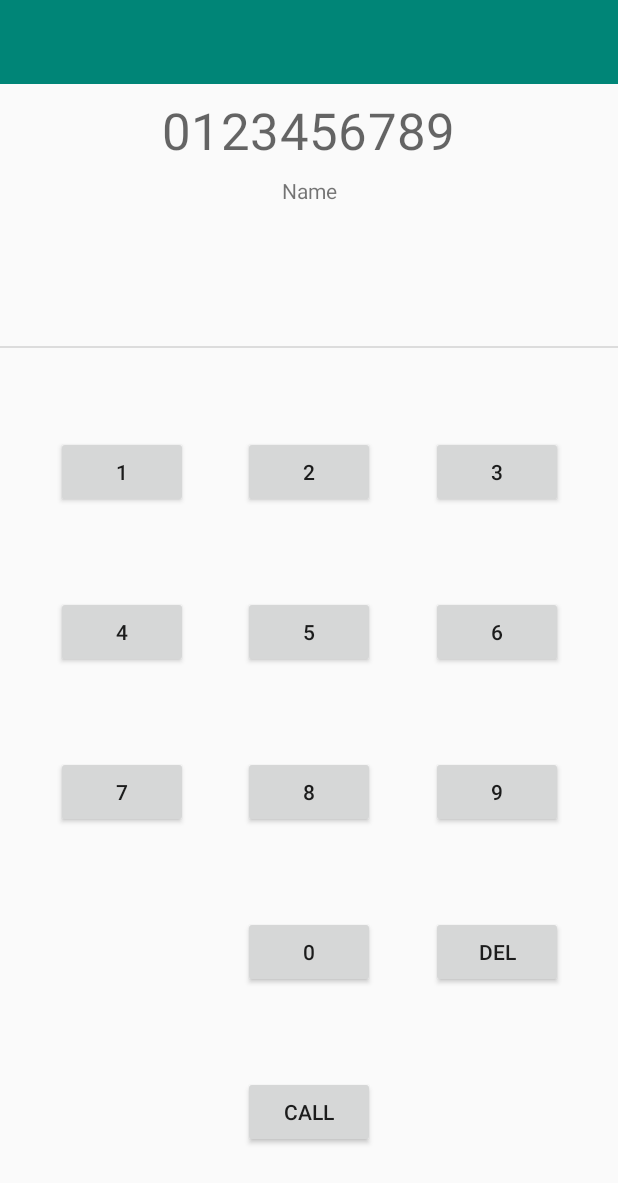
After one commit to beeete2/android-examples, an Android app: the layout activity_keypad.xml on its own in the app's theme, with its tools: preview values and no code run, on a phone screen of 412 x 824 dp. The commit adds this screen. Shown: the top 1183 px of the screen. Run offline under Robolectric (Android 15) with nearby library versions, the phone set to English and light mode, and no system bars.

Commit message:
add keypad activity

```diff
--- a/app/src/main/java/com/beeete2/android/examples/MainActivity.kt
+++ b/app/src/main/java/com/beeete2/android/examples/MainActivity.kt
@@ -15,6 +15,7 @@ import com.beeete2.android.examples.databinding.MenuItemBinding
 import com.beeete2.android.examples.ui.friends.FriendBarrierActivity
 import com.beeete2.android.examples.ui.friends.FriendFullyActivity
 import com.beeete2.android.examples.ui.friends.FriendMinHeightActivity
+import com.beeete2.android.examples.ui.keypad.KeypadActivity
 
 class MainActivity : AppCompatActivity() {
 
@@ -29,7 +30,8 @@ class MainActivity : AppCompatActivity() {
                 MenuItem("Friend", FriendSimplyActivity::class.java),
                 MenuItem("FriendFully", FriendFullyActivity::class.java),
                 MenuItem("FriendBarrierActivity", FriendBarrierActivity::class.java),
-                MenuItem("FriendMinHeightActivity", FriendMinHeightActivity::class.java)
+                MenuItem("FriendMinHeightActivity", FriendMinHeightActivity::class.java),
+                MenuItem("KeypadActivity", KeypadActivity::class.java)
             ))
         }
     }
--- a/app/src/main/java/com/beeete2/android/examples/di/AppComponent.kt
+++ b/app/src/main/java/com/beeete2/android/examples/di/AppComponent.kt
@@ -6,6 +6,7 @@ import com.beeete2.android.examples.ui.friends.FriendSimplyActivity
 import com.beeete2.android.examples.ui.friends.FriendBarrierActivity
 import com.beeete2.android.examples.ui.friends.FriendFullyActivity
 import com.beeete2.android.examples.ui.friends.FriendMinHeightActivity
+import com.beeete2.android.examples.ui.keypad.KeypadActivity
 import dagger.BindsInstance
 import dagger.Component
 import dagger.android.AndroidInjector
@@ -20,7 +21,8 @@ import javax.inject.Singleton
         FriendSimplyActivity.FriendActivityModule::class,
         FriendFullyActivity.FriendFullyActivityModule::class,
         FriendBarrierActivity.FriendBarrierActivityModule::class,
-        FriendMinHeightActivity.FriendMinHeightActivityModule::class
+        FriendMinHeightActivity.FriendMinHeightActivityModule::class,
+        KeypadActivity.KeypadActivityModule::class
     ]
 )
 interface AppComponent : AndroidInjector<App>  {
--- a/app/src/main/java/com/beeete2/android/examples/ext/LiveDataExt.kt
+++ b/app/src/main/java/com/beeete2/android/examples/ext/LiveDataExt.kt
@@ -13,4 +13,7 @@ inline fun <T> LiveData<T>.observeNonNull(
     })
 }
 
-fun <T> MutableLiveData<T>.distinctUntilChanged(): LiveData<T> = Transformations.distinctUntilChanged(this)
+fun <T> LiveData<T>.distinctUntilChanged(): LiveData<T> = Transformations.distinctUntilChanged(this)
+
+inline fun <X, Y> LiveData<X>.map(crossinline transformer: (X) -> Y): LiveData<Y> =
+    Transformations.map(this) { transformer(it) }
--- /dev/null
+++ b/app/src/main/res/layout/activity_keypad.xml
@@ -0,0 +1,324 @@
+<?xml version="1.0" encoding="utf-8"?>
+<layout xmlns:tools="http://schemas.android.com/tools"
+        xmlns:android="http://schemas.android.com/apk/res/android"
+        xmlns:app="http://schemas.android.com/apk/res-auto">
+
+    <data>
+        <import type="android.view.View" />
+        <variable
+                name="viewModel"
+                type="com.beeete2.android.examples.ui.keypad.KeypadViewModel"/>
+    </data>
+
+    <androidx.constraintlayout.widget.ConstraintLayout
+            android:layout_width="match_parent"
+            android:layout_height="match_parent"
+            tools:context=".ui.keypad.KeypadActivity"
+            android:id="@+id/constraintLayout6">
+
+
+        <androidx.constraintlayout.widget.ConstraintLayout
+                android:id="@+id/panel"
+                android:layout_width="0dp"
+                app:layout_constraintTop_toTopOf="parent"
+                app:layout_constraintStart_toStartOf="parent"
+                android:layout_height="0dp"
+                app:layout_constraintEnd_toEndOf="parent"
+                app:layout_constraintDimensionRatio="16:9">
+
+            <androidx.appcompat.widget.Toolbar
+                    android:id="@+id/toolbar"
+                    android:layout_width="match_parent"
+                    android:layout_height="wrap_content"
+                    android:background="?attr/colorPrimary"
+                    android:minHeight="?attr/actionBarSize"
+                    android:theme="@style/ThemeOverlay.AppCompat.Dark.ActionBar"
+                    app:layout_constraintTop_toTopOf="parent"
+                    app:layout_constraintStart_toStartOf="parent"/>
+
+            <View
+                    android:background="?android:attr/listDivider"
+                    android:layout_width="wrap_content"
+                    android:layout_height="1dp"
+                    app:layout_constraintStart_toStartOf="parent"
+                    app:layout_constraintBottom_toBottomOf="parent"/>
+
+            <androidx.constraintlayout.widget.Guideline
+                    android:orientation="vertical"
+                    android:layout_width="wrap_content"
+                    android:layout_height="wrap_content"
+                    app:layout_constraintGuide_begin="8dp"
+                    android:id="@+id/start_guideline"/>
+
+            <androidx.constraintlayout.widget.Guideline
+                    android:orientation="vertical"
+                    android:layout_width="wrap_content"
+                    android:layout_height="wrap_content"
+                    app:layout_constraintGuide_end="8dp"
+                    android:id="@+id/end_guideline"/>
+
+            <TextView
+                    android:layout_width="wrap_content"
+                    android:layout_height="wrap_content"
+                    android:id="@+id/numbers"
+                    android:text="@{viewModel.numbers}"
+                    app:layout_constraintStart_toStartOf="@+id/start_guideline"
+                    app:layout_constraintTop_toBottomOf="@+id/toolbar"
+                    app:layout_constraintEnd_toEndOf="@id/end_guideline"
+                    android:layout_marginTop="8dp"
+                    android:textAppearance="@style/TextAppearance.MaterialComponents.Headline4"
+                    tools:text="0123456789"/>
+
+            <TextView
+                    android:layout_width="wrap_content"
+                    android:layout_height="wrap_content"
+                    android:id="@+id/name"
+                    app:layout_constraintStart_toStartOf="@+id/start_guideline"
+                    app:layout_constraintEnd_toStartOf="@+id/end_guideline"
+                    android:layout_marginTop="8dp"
+                    app:layout_constraintTop_toBottomOf="@+id/numbers"
+                    tools:text="Name"/>
+        </androidx.constraintlayout.widget.ConstraintLayout>
+
+        <androidx.constraintlayout.widget.ConstraintLayout
+                android:layout_width="0dp"
+                android:layout_height="0dp"
+                app:layout_constraintStart_toStartOf="parent"
+                app:layout_constraintEnd_toEndOf="parent"
+                app:layout_constraintHorizontal_bias="0.0"
+                app:layout_constraintBottom_toBottomOf="parent"
+                app:layout_constraintTop_toBottomOf="@+id/panel">
+
+            <androidx.constraintlayout.widget.ConstraintLayout
+                    android:layout_width="0dp"
+                    android:layout_height="wrap_content"
+                    app:layout_constraintStart_toStartOf="parent"
+                    app:layout_constraintEnd_toEndOf="parent"
+                    app:layout_constraintHorizontal_bias="0.5"
+                    app:layout_constraintTop_toTopOf="parent"
+                    android:id="@+id/constraintLayout2"
+                    app:layout_constraintBottom_toTopOf="@+id/constraintLayout">
+
+                <Button
+                        android:text="1"
+                        android:layout_width="wrap_content"
+                        android:layout_height="wrap_content"
+                        android:id="@+id/button1"
+                        android:onClick="@{() -> viewModel.enterNumber1()}"
+                        app:layout_constraintTop_toTopOf="parent"
+                        app:layout_constraintBottom_toBottomOf="parent"
+                        app:layout_constraintStart_toStartOf="parent"
+                        app:layout_constraintEnd_toStartOf="@+id/button2"
+                        app:layout_constraintHorizontal_bias="0.5"/>
+
+                <Button
+                        android:text="2"
+                        android:layout_width="wrap_content"
+                        android:layout_height="wrap_content"
+                        android:id="@+id/button2"
+                        android:onClick="@{() -> viewModel.enterNumber2()}"
+                        app:layout_constraintTop_toTopOf="parent"
+                        app:layout_constraintBottom_toBottomOf="parent"
+                        app:layout_constraintEnd_toStartOf="@+id/button3"
+                        app:layout_constraintStart_toEndOf="@+id/button1"
+                        app:layout_constraintHorizontal_bias="0.5"/>
+
+                <Button
+                        android:text="3"
+                        android:layout_width="wrap_content"
+                        android:layout_height="wrap_content"
+                        android:id="@+id/button3"
+                        android:onClick="@{() -> viewModel.enterNumber3()}"
+                        app:layout_constraintTop_toTopOf="parent"
+                        app:layout_constraintEnd_toEndOf="parent"
+                        app:layout_constraintStart_toEndOf="@+id/button2"
+                        app:layout_constraintHorizontal_bias="0.5"/>
+            </androidx.constraintlayout.widget.ConstraintLayout>
+
+            <androidx.constraintlayout.widget.ConstraintLayout
+                    android:layout_width="0dp"
+                    android:layout_height="wrap_content"
+                    app:layout_constraintStart_toStartOf="parent"
+                    app:layout_constraintEnd_toEndOf="parent"
+                    app:layout_constraintHorizontal_bias="0.5"
+                    app:layout_constraintTop_toBottomOf="@+id/constraintLayout2"
+                    android:id="@+id/constraintLayout"
+                    app:layout_constraintBottom_toTopOf="@+id/constraintLayout3">
+
+                <Button
+                        android:text="4"
+                        android:layout_width="wrap_content"
+                        android:layout_height="wrap_content"
+                        android:id="@+id/button4"
+                        android:onClick="@{() -> viewModel.enterNumber4()}"
+                        app:layout_constraintTop_toTopOf="parent"
+                        app:layout_constraintBottom_toBottomOf="parent"
+                        app:layout_constraintStart_toStartOf="parent"
+                        app:layout_constraintEnd_toStartOf="@+id/button5"/>
+
+                <Button
+                        android:text="5"
+                        android:layout_width="wrap_content"
+                        android:layout_height="wrap_content"
+                        android:id="@+id/button5"
+                        android:onClick="@{() -> viewModel.enterNumber5()}"
+                        app:layout_constraintStart_toEndOf="@+id/button4"
+                        app:layout_constraintTop_toTopOf="parent"
+                        app:layout_constraintBottom_toBottomOf="parent"
+                        app:layout_constraintEnd_toStartOf="@+id/button6"/>
+
+                <Button
+                        android:text="6"
+                        android:layout_width="wrap_content"
+                        android:layout_height="wrap_content"
+                        android:id="@+id/button6"
+                        android:onClick="@{() -> viewModel.enterNumber6()}"
+                        app:layout_constraintStart_toEndOf="@+id/button5"
+                        app:layout_constraintEnd_toEndOf="parent"
+                        app:layout_constraintTop_toTopOf="parent"
+                        app:layout_constraintBottom_toBottomOf="parent"/>
+            </androidx.constraintlayout.widget.ConstraintLayout>
+
+            <androidx.constraintlayout.widget.ConstraintLayout
+                    android:layout_width="0dp"
+                    android:layout_height="wrap_content"
+                    app:layout_constraintTop_toBottomOf="@+id/constraintLayout"
+                    app:layout_constraintStart_toStartOf="parent"
+                    app:layout_constraintEnd_toEndOf="parent"
+                    android:id="@+id/constraintLayout3"
+                    app:layout_constraintHorizontal_bias="0.5"
+                    app:layout_constraintBottom_toTopOf="@+id/constraintLayout4">
+
+                <Button
+                        android:text="7"
+                        android:layout_width="wrap_content"
+                        android:layout_height="wrap_content"
+                        android:id="@+id/button7"
+                        android:onClick="@{() -> viewModel.enterNumber7()}"
+                        app:layout_constraintStart_toStartOf="parent"
+                        app:layout_constraintTop_toTopOf="parent"
+                        app:layout_constraintBottom_toBottomOf="parent"
+                        app:layout_constraintHorizontal_bias="0.5"
+                        app:layout_constraintEnd_toStartOf="@+id/button8"/>
+
+                <Button
+                        android:text="8"
+                        android:layout_width="wrap_content"
+                        android:layout_height="wrap_content"
+                        android:id="@+id/button8"
+                        android:onClick="@{() -> viewModel.enterNumber8()}"
+                        app:layout_constraintTop_toTopOf="parent"
+                        app:layout_constraintBottom_toBottomOf="parent"
+                        app:layout_constraintStart_toEndOf="@+id/button7"
+                        app:layout_constraintHorizontal_bias="0.5"
+                        app:layout_constraintEnd_toStartOf="@+id/button9"/>
+
+                <Button
+                        android:text="9"
+                        android:layout_width="wrap_content"
+                        android:layout_height="wrap_content"
+                        android:id="@+id/button9"
+                        android:onClick="@{() -> viewModel.enterNumber9()}"
+                        app:layout_constraintTop_toTopOf="parent"
+                        app:layout_constraintBottom_toBottomOf="parent"
+                        app:layout_constraintStart_toEndOf="@+id/button8"
+                        app:layout_constraintHorizontal_bias="0.5"
+                        app:layout_constraintEnd_toEndOf="parent"/>
+            </androidx.constraintlayout.widget.ConstraintLayout>
+
+            <androidx.constraintlayout.widget.ConstraintLayout
+                    android:layout_width="0dp"
+                    android:layout_height="wrap_content"
+                    app:layout_constraintTop_toBottomOf="@+id/constraintLayout3"
+                    app:layout_constraintStart_toStartOf="parent"
+                    app:layout_constraintEnd_toEndOf="parent"
+                    app:layout_constraintHorizontal_bias="0.5"
+                    android:id="@+id/constraintLayout4"
+                    app:layout_constraintBottom_toTopOf="@+id/constraintLayout5">
+
+                <Button
+                        android:layout_width="wrap_content"
+                        android:layout_height="wrap_content"
+                        android:id="@+id/button10"
+                        app:layout_constraintStart_toStartOf="parent"
+                        app:layout_constraintTop_toTopOf="parent"
+                        app:layout_constraintHorizontal_bias="0.5"
+                        app:layout_constraintEnd_toStartOf="@+id/button00"
+                        android:visibility="invisible"/>
+
+                <Button
+                        android:text="0"
+                        android:layout_width="wrap_content"
+                        android:layout_height="wrap_content"
+                        android:id="@+id/button00"
+                        android:onClick="@{() -> viewModel.enterNumber0()}"
+                        app:layout_constraintTop_toTopOf="parent"
+                        app:layout_constraintStart_toEndOf="@+id/button10"
+                        app:layout_constraintHorizontal_bias="0.5"
+                        app:layout_constraintEnd_toStartOf="@+id/button_delete"/>
+
+                <Button
+                        android:text="Del"
+                        android:layout_width="wrap_content"
+                        android:layout_height="wrap_content"
+                        android:id="@+id/button_delete"
+                        android:visibility="@{safeUnbox(viewModel.canDelete) ? View.VISIBLE : View.INVISIBLE}"
+                        android:onClick="@{() -> viewModel.enterDelete()}"
+                        app:layout_constraintTop_toTopOf="parent"
+                        app:layout_constraintEnd_toEndOf="parent"
+                        app:layout_constraintStart_toEndOf="@+id/button00"
+                        app:layout_constraintHorizontal_bias="0.5"
+                        tools:visibility="visible" />
+            </androidx.constraintlayout.widget.ConstraintLayout>
+
+            <androidx.constraintlayout.widget.ConstraintLayout
+                    android:layout_width="0dp"
+                    android:layout_height="wrap_content"
+                    app:layout_constraintTop_toBottomOf="@+id/constraintLayout4"
+                    app:layout_constraintStart_toStartOf="parent"
+                    app:layout_constraintEnd_toEndOf="parent"
+                    android:id="@+id/constraintLayout5"
+                    app:layout_constraintBottom_toBottomOf="parent"
+                    app:layout_constraintHorizontal_bias="0.5">
+
+                <Button
+                        android:layout_width="wrap_content"
+                        android:layout_height="wrap_content"
+                        android:id="@+id/button_spacer1"
+                        app:layout_constraintTop_toTopOf="parent"
+                        app:layout_constraintStart_toStartOf="parent"
+                        app:layout_constraintHorizontal_bias="0.5"
+                        app:layout_constraintEnd_toStartOf="@+id/button_call"
+                        app:layout_constraintBottom_toBottomOf="parent"
+                        android:visibility="invisible"/>
+
+                <Button
+                        android:text="Call"
+                        android:layout_width="wrap_content"
+                        android:layout_height="wrap_content"
+                        android:id="@+id/button_call"
+                        android:enabled="@{viewModel.canCall}"
+                        app:layout_constraintStart_toEndOf="@+id/button_spacer1"
+                        app:layout_constraintHorizontal_bias="0.5"
+                        app:layout_constraintEnd_toStartOf="@+id/button_spacer"
+                        app:layout_constraintTop_toTopOf="parent"
+                        app:layout_constraintBottom_toBottomOf="parent"/>
+
+                <Button
+                        android:layout_width="wrap_content"
+                        android:layout_height="wrap_content"
+                        android:id="@+id/button_spacer"
+                        app:layout_constraintEnd_toEndOf="parent"
+                        app:layout_constraintTop_toTopOf="parent"
+                        app:layout_constraintStart_toEndOf="@+id/button_call"
+                        app:layout_constraintHorizontal_bias="0.5"
+                        app:layout_constraintBottom_toBottomOf="parent"
+                        android:visibility="invisible"/>
+            </androidx.constraintlayout.widget.ConstraintLayout>
+
+
+        </androidx.constraintlayout.widget.ConstraintLayout>
+
+
+    </androidx.constraintlayout.widget.ConstraintLayout>
+</layout>
--- a/app/src/main/res/values/colors.xml
+++ b/app/src/main/res/values/colors.xml
@@ -3,4 +3,6 @@
     <color name="colorPrimary">#008577</color>
     <color name="colorPrimaryDark">#00574B</color>
     <color name="colorAccent">#D81B60</color>
+
+    <color name="black">#000000</color>
 </resources>
--- a/app/src/main/res/values/styles.xml
+++ b/app/src/main/res/values/styles.xml
@@ -8,4 +8,15 @@
         <item name="colorAccent">@color/colorAccent</item>
     </style>
 
+    <style name="AppTheme.NoActionBar" parent="Theme.AppCompat.Light.NoActionBar">
+        <!-- Customize your theme here. -->
+        <item name="colorPrimary">@color/colorPrimary</item>
+        <item name="colorPrimaryDark">@color/colorPrimaryDark</item>
+        <item name="colorAccent">@color/colorAccent</item>
+    </style>
+
+    <style name="divider">
+        <item name="android:background">@color/black</item>
+        <item name="android:alpha">0.12</item>
+    </style>
 </resources>
```
Also changed, not shown: app/build.gradle (+22 -1 lines), app/src/main/AndroidManifest.xml (+16 -7 lines), app/src/main/java/com/beeete2/android/examples/ui/keypad/KeypadActivity.kt (added, +49 -0 lines), app/src/main/java/com/beeete2/android/examples/ui/keypad/KeypadViewModel.kt (added, +70 -0 lines), build.gradle (+4 -3 lines), 3 other files.
